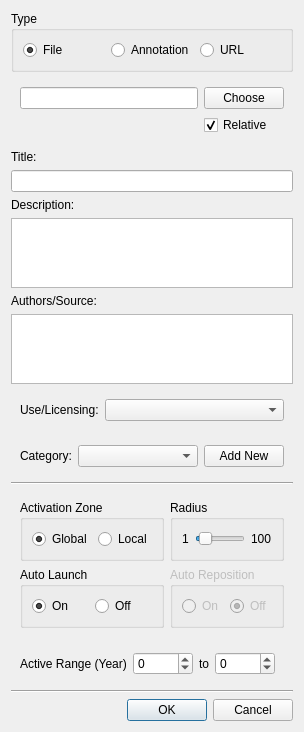
Before: the Qt Designer form src/resources/ERDialog.ui in IDREsandbox/vsim, drawn with Qt 5.
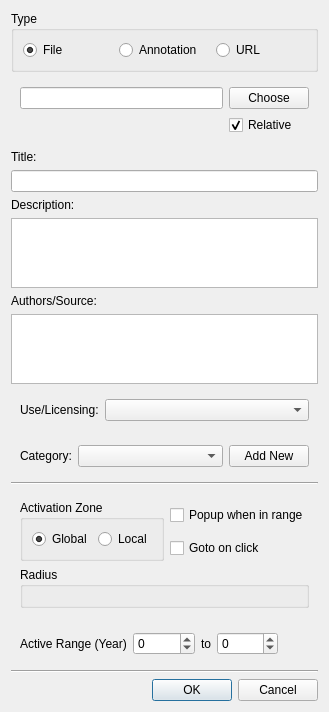
After: the same form once the commit is applied. Custom widgets are drawn as their Qt base class.

The edit to the form file:
```diff
--- a/src/resources/ERDialog.ui
+++ b/src/resources/ERDialog.ui
@@ -186,7 +186,7 @@
    <item>
     <widget class="QWidget" name="widget_4" native="true">
      <layout class="QGridLayout" name="gridLayout">
-      <item row="0" column="0">
+      <item row="0" column="0" rowspan="2">
        <widget class="QGroupBox" name="activationzone">
         <property name="title">
          <string>Activation Zone</string>
@@ -213,110 +213,33 @@
        </widget>
       </item>
       <item row="0" column="1">
+       <widget class="QCheckBox" name="autolaunch">
+        <property name="layoutDirection">
+         <enum>Qt::LeftToRight</enum>
+        </property>
+        <property name="text">
+         <string>Popup when in range</string>
+        </property>
+       </widget>
+      </item>
+      <item row="1" column="1">
+       <widget class="QCheckBox" name="autoreposition">
+        <property name="layoutDirection">
+         <enum>Qt::LeftToRight</enum>
+        </property>
+        <property name="text">
+         <string>Goto on click</string>
+        </property>
+       </widget>
+      </item>
+      <item row="2" column="0" colspan="2">
        <widget class="QGroupBox" name="groupBox">
         <property name="title">
          <string>Radius</string>
         </property>
         <layout class="QHBoxLayout" name="horizontalLayout_5">
          <item>
-          <widget class="QLabel" name="label_1">
-           <property name="text">
-            <string>1</string>
-           </property>
-          </widget>
-         </item>
-         <item>
-          <widget class="QSlider" name="radius">
-           <property name="minimum">
-            <number>1</number>
-           </property>
-           <property name="maximum">
-            <number>100</number>
-           </property>
-           <property name="value">
-            <number>10</number>
-           </property>
-           <property name="orientation">
-            <enum>Qt::Horizontal</enum>
-           </property>
-           <property name="invertedAppearance">
-            <bool>false</bool>
-           </property>
-           <property name="invertedControls">
-            <bool>false</bool>
-           </property>
-           <property name="tickPosition">
-            <enum>QSlider::NoTicks</enum>
-           </property>
-           <property name="tickInterval">
-            <number>10</number>
-           </property>
-          </widget>
-         </item>
-         <item>
-          <widget class="QLabel" name="label_100">
-           <property name="text">
-            <string>100</string>
-           </property>
-          </widget>
-         </item>
-        </layout>
-       </widget>
-      </item>
-      <item row="1" column="0">
-       <widget class="QGroupBox" name="autolaunch">
-        <property name="title">
-         <string>Auto Launch</string>
-        </property>
-        <layout class="QHBoxLayout" name="horizontalLayout_2">
-         <item>
-          <widget class="QRadioButton" name="on_2">
-           <property name="text">
-            <string>On</string>
-           </property>
-           <property name="checked">
-            <bool>true</bool>
-           </property>
-          </widget>
-         </item>
-         <item>
-          <widget class="QRadioButton" name="off_2">
-           <property name="text">
-            <string>Off</string>
-           </property>
-          </widget>
-         </item>
-        </layout>
-       </widget>
-      </item>
-      <item row="1" column="1">
-       <widget class="QGroupBox" name="autoreposition">
-        <property name="enabled">
-         <bool>false</bool>
-        </property>
-        <property name="title">
-         <string>Auto Reposition</string>
-        </property>
-        <property name="checkable">
-         <bool>false</bool>
-        </property>
-        <layout class="QHBoxLayout" name="horizontalLayout_3">
-         <item>
-          <widget class="QRadioButton" name="on">
-           <property name="text">
-            <string>On</string>
-           </property>
-          </widget>
-         </item>
-         <item>
-          <widget class="QRadioButton" name="off">
-           <property name="text">
-            <string>Off</string>
-           </property>
-           <property name="checked">
-            <bool>true</bool>
-           </property>
-          </widget>
+          <widget class="NumberSlider" name="radius" native="true"/>
          </item>
         </layout>
        </widget>
@@ -408,6 +331,14 @@
    </item>
   </layout>
  </widget>
+ <customwidgets>
+  <customwidget>
+   <class>NumberSlider</class>
+   <extends>QWidget</extends>
+   <header>NumberSlider.h</header>
+   <container>1</container>
+  </customwidget>
+ </customwidgets>
  <resources/>
  <connections>
   <connection>
```
